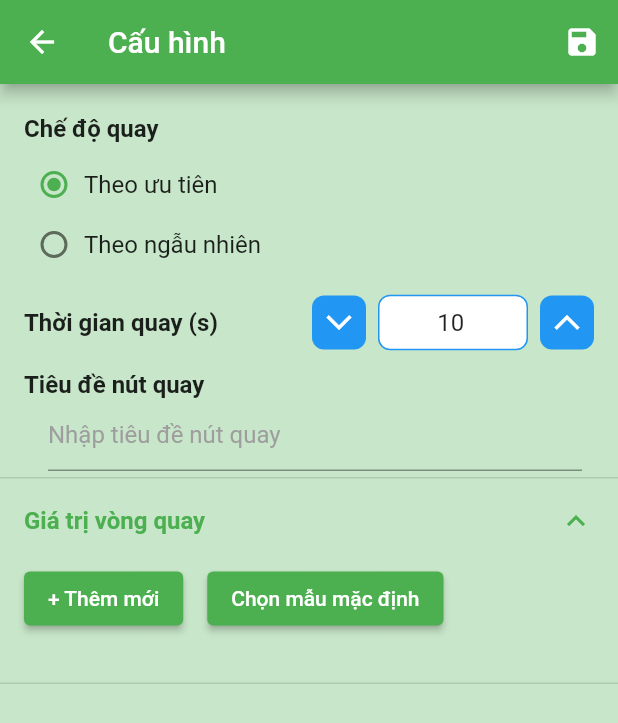
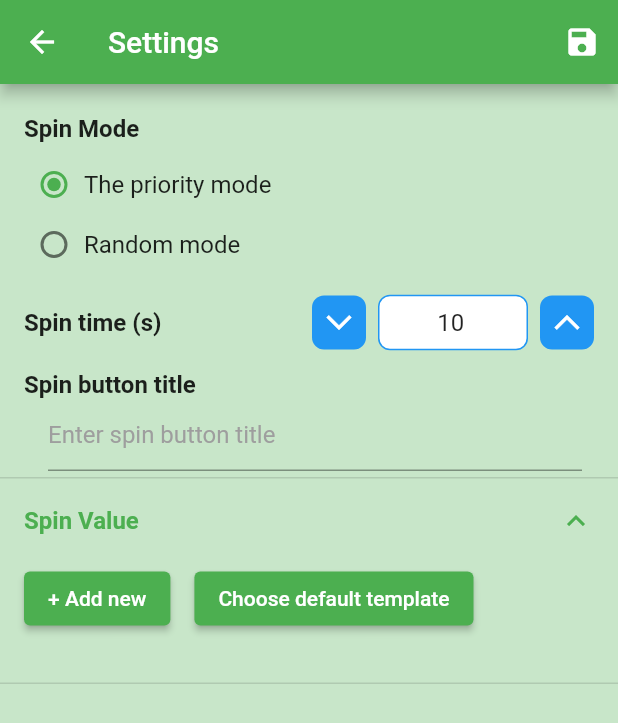
Before and after one commit to kenguyenduc/flutter-fortune-wheel, a Flutter app: the FortuneWheelSettingPage screen opened directly with empty values, on a phone screen of 412 x 824 dp. Shown: the top 723 px of the screen. Run offline on Flutter 3.47's test engine with Material 2 defaults, Android fonts, the phone set to English and light mode, and no system bars; our stand-ins replace auto_size_text, confetti, equatable, flutter_svg, lottie.

Commit message:
feat: update

```diff
--- a/example/lib/common/constants.dart
+++ b/example/lib/common/constants.dart
@@ -4,6 +4,8 @@ import 'package:flutter_fortune_wheel/flutter_fortune_wheel.dart';
 
 class Constants {
   Constants._();
+
+  static Constants I = Constants._();
 
   static List<Fortune> list8Item = <Fortune>[
     Fortune(
--- a/example/lib/main.dart
+++ b/example/lib/main.dart
@@ -21,7 +21,7 @@ void main() {
       debugShowCheckedModeBanner: false,
       theme: appTheme,
       home: const MyApp(),
-      title: 'Vòng xoay may mắn',
+      title: 'Wheel of Fortune',
     ),
   );
 }
@@ -48,8 +48,8 @@ class _MyAppState extends State<MyApp> {
 
   Wheel _wheel = Wheel(
     // items: Constants.icons2,
-    items: Constants.liXiNamMoi,
-    // items: Constants.list12Item,
+    // items: Constants.liXiNamMoi,
+    items: Constants.list12Item,
     isSpinByPriority: true,
     duration: const Duration(seconds: 10),
   );
@@ -108,7 +108,7 @@ class _MyAppState extends State<MyApp> {
             ),
             const SizedBox(width: 16),
             const Text(
-              'Vòng xoay may mắn',
+              'Wheel of Fortune',
               style: TextStyle(
                 color: Colors.white,
                 fontSize: 20,
@@ -176,7 +176,6 @@ class _MyAppState extends State<MyApp> {
     );
   }
 
-  ///UI hiển thị kết quả vòng quay
   Future<void> _onResult(Fortune item) async {
     // _confettiController.play();
     await showDialog(
@@ -222,7 +221,7 @@ class _MyAppState extends State<MyApp> {
               const Padding(
                 padding: EdgeInsets.only(left: 8.0),
                 child: Text(
-                  'Bạn đã quay vào ô: ',
+                  'Spin value:',
                   style: TextStyle(
                     fontSize: 18,
                     fontWeight: FontWeight.bold,
@@ -270,7 +269,7 @@ class _MyAppState extends State<MyApp> {
                     _painterController.playAnimation();
                   },
                   child: const Text(
-                    'Xác nhận',
+                    'OK',
                     style: TextStyle(
                       color: Color(0xFF1B5E20),
                       fontWeight: FontWeight.bold,
--- a/example/lib/pages/fortune_wheel_history_page.dart
+++ b/example/lib/pages/fortune_wheel_history_page.dart
@@ -10,7 +10,7 @@ class FortuneWheelHistoryPage extends StatelessWidget {
   @override
   Widget build(BuildContext context) {
     return Scaffold(
-      appBar: AppBar(title: const Text('Lịch sử kết quả quay')),
+      appBar: AppBar(title: const Text('Spin history')),
       body: ListView.separated(
         itemCount: resultsHistory.length,
         padding: const EdgeInsets.all(16),
@@ -19,7 +19,7 @@ class FortuneWheelHistoryPage extends StatelessWidget {
             mainAxisSize: MainAxisSize.min,
             children: [
               Text(
-                '--Lần ${index + 1}--' +
+                '--Result ${index + 1}--' +
                     (resultsHistory[index].titleName?.replaceAll('\n', '') ??
                         ''),
                 style: const TextStyle(fontSize: 16),
--- a/example/lib/pages/fortune_wheel_setting_page.dart
+++ b/example/lib/pages/fortune_wheel_setting_page.dart
@@ -59,7 +59,7 @@ class _FortuneWheelSettingPageState extends State<FortuneWheelSettingPage> {
         child: Scaffold(
           backgroundColor: const Color(0xFFC8E6C9),
           appBar: AppBar(
-            title: const Text('Cấu hình'),
+            title: const Text('Settings'),
             actions: [
               IconButton(
                 splashRadius: 28,
@@ -97,7 +97,7 @@ class _FortuneWheelSettingPageState extends State<FortuneWheelSettingPage> {
 
   void _handleConfirmBack() {
     Widget cancelButton = TextButton(
-      child: const Text('Hủy'),
+      child: const Text('Cancel'),
       onPressed: () {
         Navigator.pop(context);
       },
@@ -106,7 +106,7 @@ class _FortuneWheelSettingPageState extends State<FortuneWheelSettingPage> {
       ),
     );
     Widget okButton = TextButton(
-      child: const Text('Xác nhận'),
+      child: const Text('Confirm'),
       onPressed: () {
         Navigator.pop(context);
         Navigator.pop(context);
@@ -117,9 +117,9 @@ class _FortuneWheelSettingPageState extends State<FortuneWheelSettingPage> {
     );
 
     AlertDialog alert = AlertDialog(
-      title: const Text('Thông báo'),
+      title: const Text('Warning'),
       content: const Text(
-          'Bạn có chắc chắn muốn trở mà không lưu cấu hình đã thay đổi?'),
+          'Are you sure you want to go back without saving the changed configuration?'),
       actions: [
         cancelButton,
         okButton,
@@ -138,7 +138,7 @@ class _FortuneWheelSettingPageState extends State<FortuneWheelSettingPage> {
   Widget _buildGameMode() {
     return ListTile(
       title: const Text(
-        'Chế độ quay',
+        'Spin Mode',
         style: TextStyle(fontWeight: FontWeight.bold),
       ),
       subtitle: Column(
@@ -154,7 +154,7 @@ class _FortuneWheelSettingPageState extends State<FortuneWheelSettingPage> {
                 _wheel = _wheel.copyWith(isSpinByPriority: true);
               });
             },
-            title: const Text('Theo ưu tiên'),
+            title: const Text('The priority mode'),
             leading: Radio<bool>(
               value: true,
               groupValue: _wheel.isSpinByPriority,
@@ -170,7 +170,7 @@ class _FortuneWheelSettingPageState extends State<FortuneWheelSettingPage> {
             contentPadding: EdgeInsets.zero,
             horizontalTitleGap: 0.0,
             visualDensity: const VisualDensity(vertical: -4, horizontal: 0),
-            title: const Text('Theo ngẫu nhiên'),
+            title: const Text('Random mode'),
             onTap: () {
               setState(() {
                 _wheel = _wheel.copyWith(isSpinByPriority: false);
@@ -197,7 +197,7 @@ class _FortuneWheelSettingPageState extends State<FortuneWheelSettingPage> {
       title: Row(
         children: [
           const Text(
-            'Thời gian quay (s)',
+            'Spin time (s)',
             style: TextStyle(fontWeight: FontWeight.bold),
           ),
           const Spacer(),
@@ -240,7 +240,7 @@ class _FortuneWheelSettingPageState extends State<FortuneWheelSettingPage> {
               keyboardType: TextInputType.number,
               textAlign: TextAlign.center,
               decoration:
-                  const InputDecoration.collapsed(hintText: 'Nhập thời gian'),
+                  const InputDecoration.collapsed(hintText: 'Enter spin time'),
               onChanged: (String? value) {
                 if (value == '') {
                   _durationWheelController.text = '1';
@@ -284,7 +284,7 @@ class _FortuneWheelSettingPageState extends State<FortuneWheelSettingPage> {
   Widget _buildEditTitle() {
     return ListTile(
       title: const Text(
-        'Tiêu đề nút quay',
+        'Spin button title',
         style: TextStyle(fontWeight: FontWeight.bold),
       ),
       subtitle: Padding(
@@ -298,7 +298,7 @@ class _FortuneWheelSettingPageState extends State<FortuneWheelSettingPage> {
             );
           },
           decoration: const InputDecoration(
-            hintText: 'Nhập tiêu đề nút quay',
+            hintText: 'Enter spin button title',
             hintStyle: TextStyle(color: Colors.grey),
           ),
         ),
@@ -310,7 +310,7 @@ class _FortuneWheelSettingPageState extends State<FortuneWheelSettingPage> {
     return ExpansionTile(
       initiallyExpanded: true,
       title: const Text(
-        'Giá trị vòng quay',
+        'Spin Value',
         style: TextStyle(fontWeight: FontWeight.bold),
       ),
       childrenPadding: const EdgeInsets.only(left: 16),
@@ -321,13 +321,13 @@ class _FortuneWheelSettingPageState extends State<FortuneWheelSettingPage> {
                 alignment: Alignment.centerLeft,
                 child: ElevatedButton(
                     onPressed: _handleInsertItem,
-                    child: const Text('+ Thêm mới'))),
+                    child: const Text('+ Add new'))),
             const SizedBox(width: 16),
             Align(
                 alignment: Alignment.centerLeft,
                 child: ElevatedButton(
                     onPressed: _handleGetDefaultTemplate,
-                    child: const Text('Chọn mẫu mặc định'))),
+                    child: const Text('Choose default template'))),
           ],
         ),
         _buildFortuneValues(),
@@ -388,7 +388,7 @@ class _FortuneWheelSettingPageState extends State<FortuneWheelSettingPage> {
         },
       ),
       FortuneTemplate(
-        title: 'Có hoặc không?',
+        title: 'Yes or No?',
         fortuneValues: Constants.yesOrNo,
         onPressed: () {
           _wheel = _wheel.copyWith(items: Constants.yesOrNo);
@@ -406,7 +406,7 @@ class _FortuneWheelSettingPageState extends State<FortuneWheelSettingPage> {
         },
       ),
       FortuneTemplate(
-        title: 'Chọn số (1- 12)',
+        title: 'Random (1- 12)',
         fortuneValues: Constants.list12Item,
         onPressed: () {
           _wheel = _wheel.copyWith(items: Constants.list12Item);
@@ -415,7 +415,7 @@ class _FortuneWheelSettingPageState extends State<FortuneWheelSettingPage> {
         },
       ),
       FortuneTemplate(
-        title: 'Chọn số (1- 16)',
+        title: 'Random number (1- 16)',
         fortuneValues: Constants.numbers,
         onPressed: () {
           _wheel = _wheel.copyWith(items: Constants.numbers);
@@ -424,7 +424,7 @@ class _FortuneWheelSettingPageState extends State<FortuneWheelSettingPage> {
         },
       ),
       FortuneTemplate(
-        title: 'Chọn số (1- 100)',
+        title: 'Random number (1- 100)',
         fortuneValues: Constants.numbers100,
         onPressed: () {
           _wheel = _wheel.copyWith(items: Constants.numbers100);
@@ -433,7 +433,7 @@ class _FortuneWheelSettingPageState extends State<FortuneWheelSettingPage> {
         },
       ),
       FortuneTemplate(
-        title: 'Chọn số (1- 160)',
+        title: 'Random number (1- 160)',
         fortuneValues: Constants.numbers160,
         onPressed: () {
           _wheel = _wheel.copyWith(items: Constants.numbers160);
@@ -442,7 +442,7 @@ class _FortuneWheelSettingPageState extends State<FortuneWheelSettingPage> {
         },
       ),
       FortuneTemplate(
-        title: 'Chọn phần thưởng (icon)',
+        title: 'Select reward (icon)',
         fortuneValues: Constants.icons2,
         onPressed: () {
           _wheel = _wheel.copyWith(items: Constants.icons2);
@@ -465,7 +465,7 @@ class _FortuneWheelSettingPageState extends State<FortuneWheelSettingPage> {
       barrierDismissible: false,
       builder: (context) {
         return AlertDialog(
-          title: const Text('Chọn mẫu mặc định'),
+          title: const Text('Choose default template'),
           contentPadding: const EdgeInsets.symmetric(horizontal: 16),
           content: SingleChildScrollView(
             child: Column(
@@ -478,7 +478,7 @@ class _FortuneWheelSettingPageState extends State<FortuneWheelSettingPage> {
               onPressed: () {
                 Navigator.pop(context);
               },
-              child: const Text('Hủy'),
+              child: const Text('Cancel'),
             ),
           ],
         );
@@ -532,7 +532,7 @@ class _FortuneWheelSettingPageState extends State<FortuneWheelSettingPage> {
 
   void _handleDeleteFortuneItemPressed(int index) {
     Widget cancelButton = TextButton(
-      child: const Text('Hủy'),
+      child: const Text('Cancel'),
       onPressed: () {
         Navigator.pop(context);
       },
@@ -541,7 +541,7 @@ class _FortuneWheelSettingPageState extends State<FortuneWheelSettingPage> {
       ),
     );
     Widget okButton = TextButton(
-      child: const Text('Xác nhận'),
+      child: const Text('Confirm'),
       onPressed: () {
         Navigator.pop(context);
         _wheel.items.removeAt(index);
@@ -553,8 +553,8 @@ class _FortuneWheelSettingPageState extends State<FortuneWheelSettingPage> {
     );
 
     AlertDialog alert = AlertDialog(
-      title: const Text('Thông báo'),
-      content: const Text('Bạn có chắc chắn muốn xóa giá trị này?'),
+      title: const Text('Warning'),
+      content: const Text('Are you sure you want to delete this value?'),
       actions: [
         cancelButton,
         okButton,
--- a/example/lib/widgets/custom_form_fortune_add_edit.dart
+++ b/example/lib/widgets/custom_form_fortune_add_edit.dart
@@ -1,7 +1,6 @@
 import 'package:flutter/material.dart';
 import 'package:flutter_fortune_wheel/flutter_fortune_wheel.dart';
 
-///UI Form sửa thông tin giá trị vòng quay
 class CustomFormFortuneAddEdit extends StatefulWidget {
   const CustomFormFortuneAddEdit({
     Key? key,
@@ -66,12 +65,12 @@ class _CustomFormFortuneAddEditState extends State<CustomFormFortuneAddEdit> {
                     controller: _titleItemController,
                     keyboardType: TextInputType.text,
                     decoration: const InputDecoration(
-                      hintText: 'Nhập tên',
-                      labelText: 'Tên',
+                      hintText: 'Enter name',
+                      labelText: 'Name',
                     ),
                     validator: (String? value) {
                       return (value == null || value.isEmpty)
-                          ? 'Tên không được để trống'
+                          ? 'Name cannot be empty.'
                           : null;
                     },
                   ),
@@ -79,12 +78,12 @@ class _CustomFormFortuneAddEditState extends State<CustomFormFortuneAddEdit> {
                     controller: _priorityController,
                     keyboardType: TextInputType.number,
                     decoration: const InputDecoration(
-                      hintText: 'Nhập hệ số',
-                      labelText: 'Hệ số ưu tiên',
+                      hintText: 'Enter priority coefficient',
+                      labelText: 'Priority coefficient',
                     ),
                     validator: (String? value) {
                       return (value == null || value.isEmpty)
-                          ? 'Hệ số ưu tiên không được để trống'
+                          ? 'Priority coefficient cannot be empty.'
                           : null;
                     },
                   ),
@@ -136,7 +135,7 @@ class _CustomFormFortuneAddEditState extends State<CustomFormFortuneAddEdit> {
                   onPressed: () {
                     Navigator.pop(context);
                   },
-                  child: const Text('Hủy'),
+                  child: const Text('Cancel'),
                 ),
                 const SizedBox(width: 16),
                 ElevatedButton(
@@ -149,7 +148,7 @@ class _CustomFormFortuneAddEditState extends State<CustomFormFortuneAddEdit> {
                       widget.onChanged.call(_fortuneItem);
                     }
                   },
-                  child: const Text('Lưu'),
+                  child: const Text('Save'),
                 ),
               ],
             ),
--- a/example/lib/widgets/fortune_template.dart
+++ b/example/lib/widgets/fortune_template.dart
@@ -47,7 +47,7 @@ class FortuneTemplate extends StatelessWidget {
                 );
               },
               child: const Text(
-                'Chi tiết',
+                'Details',
                 style: TextStyle(fontSize: 13),
               ),
             ),
--- a/lib/src/helpers/fortune_helper.dart
+++ b/lib/src/helpers/fortune_helper.dart
@@ -2,7 +2,7 @@ import 'dart:ui';
 import 'dart:math' as math;
 import 'package:flutter_fortune_wheel/flutter_fortune_wheel.dart';
 
-///Xử lý tạo danh sách kết quả theo giá trị ưu tiên
+///Generating a list of results based on priority values
 List<Fortune> getFortuneValuesByPriority(List<Fortune> items) {
   List<Fortune> result = [];
   for (Fortune item in items) {
@@ -11,11 +11,11 @@ List<Fortune> getFortuneValuesByPriority(List<Fortune> items) {
   return result;
 }
 
-///Xử lý tính độ xoay của giá trị may mắn
+///Processing the rotation angle of the lucky value
 double getRotateOfItem(int itemsCount, int index) =>
     (index / itemsCount) * 2 * math.pi + math.pi / 2;
 
-///Xử lý kiểm tra màu sáng hoặc tối
+///Handling check for light or dark mode
 bool isColorDark(Color color) {
   double darkness = 1 -
       ((0.299 * color.red) + (0.587 * color.green) + (0.114 * color.blue)) /
--- a/lib/src/views/fortune_wheel.dart
+++ b/lib/src/views/fortune_wheel.dart
@@ -16,19 +16,19 @@ class FortuneWheel extends StatefulWidget {
     this.onAnimationEnd,
   }) : super(key: key);
 
-  ///Cấu hình vòng quay
+  ///Configure wheel
   final Wheel wheel;
 
-  ///Xử lý cập nhật kết quả thay đổi các giá trị khi đang quay
+  ///Handling updates of changed values while spinning
   final Function(Fortune item) onChanged;
 
-  ///Xứ lý trả về kết quả vòng xoay
+  ///Handling returning the result of the spin
   final Function(Fortune item) onResult;
 
-  ///Xử lý khi bắt đầu quay
+  ///Handling when starting to spin
   final VoidCallback? onAnimationStart;
 
-  ///Xử lý khi kết thúc quay
+  ///Handling when spinning ends
   final VoidCallback? onAnimationEnd;
 
   @override
@@ -40,21 +40,21 @@ class _FortuneWheelState extends State<FortuneWheel>
   late AnimationController _wheelAnimationController;
   late Animation _wheelAnimation;
 
-  ///Góc xoay của bánh xe
-  ///Default ban đầu [_angle]=0
+  ///Wheel rotation angle
+  ///Default value [_angle] = 0
   double _angle = 0;
 
-  ///Góc xoay hiện tại của bánh xe sau khi có kết quả xoay
-  ///Default ban đầu [_currentAngle]=0
+  ///Current rotation angle of the wheel after spinning
+  ///Default value [_currentAngle]=0
   double _currentAngle = 0;
 
-  ///index giá trị phần thưởng kim chi xoay hiện tại đang đứng
+  ///Index of the current position of the prize value on wheel
   int _currentIndex = 0;
 
-  ///index kết quả vòng quay sau khi quay
+  ///Index of the result after spinning the wheel
   int _indexResult = 0;
 
-  ///Danh sách phần tử vòng xoay được lấy theo ưu tiên quay trúng
+  ///List of wheel elements prioritized for winning spins
   late List<Fortune> _fortuneValuesByPriority;
 
   double get wheelSize =>
@@ -100,7 +100,7 @@ class _FortuneWheelState extends State<FortuneWheel>
                 size: wheelSize,
               ),
               builder: (context, child) {
-                ///Góc xoay của vòng quay
+                ///Rotation angle of the wheel
                 final angle = _wheelAnimation.value * _angle;
                 if (_wheelAnimationController.isAnimating) {
                   _indexResult = _getIndexFortune(angle + _currentAngle);
@@ -109,7 +109,7 @@ class _FortuneWheelState extends State<FortuneWheel>
                 final rotationAngle =
                     2 * pi * widget.wheel.rotationCount * _wheelAnimation.value;
 
-                ///vị trị góc hiện tại vòng xoay đang đứng
+                ///Current angle position of the standing wheel
                 final current = _currentAngle + rotationAngle + panAngle;
                 return Stack(
                   alignment: Alignment.center,
@@ -138,12 +138,12 @@ class _FortuneWheelState extends State<FortuneWheel>
     );
   }
 
-  ///UI Tâm của bánh xe
+  ///UI Wheel center
   Widget _buildCenterOfWheel() {
     return const CircleAvatar(radius: 16, backgroundColor: Colors.white);
   }
 
-  ///UI Button quay
+  ///UI Button Spin
   Widget _buildButtonSpin() {
     return Visibility(
       visible: !_wheelAnimationController.isAnimating,
@@ -158,14 +158,14 @@ class _FortuneWheelState extends State<FortuneWheel>
                 ),
             child: widget.wheel.childSpinButton ??
                 Text(
-                  widget.wheel.titleSpinButton ?? 'Bấm vào đây để quay',
+                  widget.wheel.titleSpinButton ?? 'Click here to spin',
                   style: const TextStyle(fontSize: 16, color: Colors.white),
                 ),
           ),
     );
   }
 
-  ///Xử lý xoay ngẫu nhiên
+  ///Handling mode random spinning
   Future<void> _handleSpinByRandomPressed() async {
     if (!_wheelAnimationController.isAnimating) {
       //Random hệ số thập phân từ 0 đến 1
@@ -187,17 +187,16 @@ class _FortuneWheelState extends State<FortuneWheel>
     }
   }
 
-  ///Xử lý tính toán giá trị index của phần tử khi đang quay
+  ///Handling the calculation of the index value of the element while spinning
   int _getIndexFortune(double value) {
     int itemCount = widget.wheel.items.length;
     double rightOffset = value - (pi / itemCount);
     return (itemCount - rightOffset / (2 * pi) * itemCount).floor() % itemCount;
   }
 
-  ///Xử lý xoay theo giá trị ưu tiên quay trúng
+  ///Handling mode spinning based on prioritized winning values
   Future<void> _handleSpinByPriorityPressed() async {
     if (!_wheelAnimationController.isAnimating) {
-      //random index trong danh sách được tạo theo ưu tiên quay trúng
       final int randomIndex = Random().nextInt(_fortuneValuesByPriority.length);
       Fortune result = _fortuneValuesByPriority[randomIndex];
       int index = widget.wheel.items.indexWhere((element) => element == result);
@@ -209,12 +208,12 @@ class _FortuneWheelState extends State<FortuneWheel>
 
       int itemCount = widget.wheel.items.length;
 
-      //Số item để đi đến kết quả theo index
+      //Number of items to reach the result by index
       int angleFactor = _currentIndex > _indexResult
           ? _currentIndex - _indexResult
           : itemCount - (_indexResult - _currentIndex);
 
-      //Tính góc xoay đến giá trị quay trúng
+      //Calculate the rotation angle to the winning spin value
       _angle = (2 * pi / itemCount) * angleFactor +
           widget.wheel.rotationCount * 2 * pi;
       await Future.microtask(() => widget.onAnimationStart?.call());
--- a/pubspec.yaml
+++ b/pubspec.yaml
@@ -2,7 +2,7 @@ name: flutter_fortune_wheel
 description: Visualize (random) selection processes with widgets like a spinning wheel of fortune.
 repository: https://github.com/kenguyenduc/flutter-fortune-wheel
 version: 0.0.1
-homepage:
+homepage: https://github.com/kenguyenduc/flutter-fortune-wheel
 
 environment:
   sdk: ">=2.12.0 <3.0.0"
```
Also changed, not shown: example/lib/widgets/fortune_wheel_background.dart (+4 -3 lines), lib/src/models/fortune.dart (+8 -8 lines), lib/src/models/wheel.dart (+16 -16 lines), lib/src/views/board_view.dart (+9 -9 lines).
